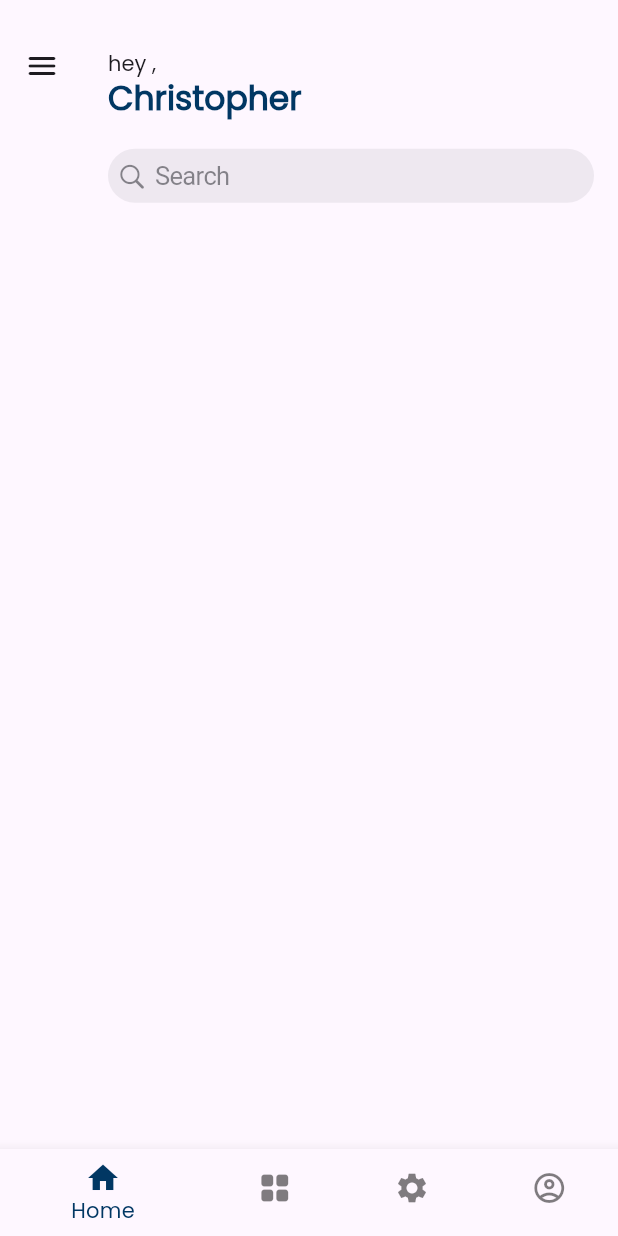
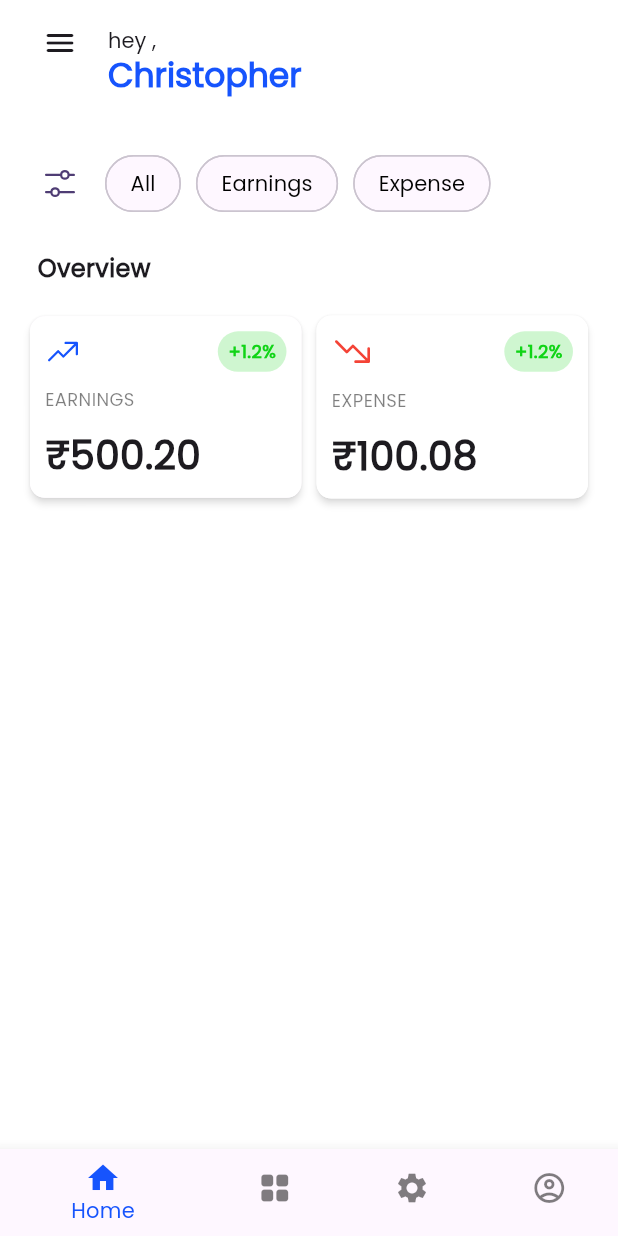
Before and after one commit to RENEEV18/My-Money, a Flutter app: the screen it shows after launch, on a phone screen of 412 x 824 dp. Run offline on Flutter 3.47's test engine with Material 3 defaults, Android fonts, the phone set to English and light mode, and no system bars; our stand-ins replace fluentui_system_icons.

Commit message:
Graph build issues

```diff
--- /dev/null
+++ b/lib/controller/home_controller/home_controller.dart
@@ -0,0 +1,10 @@
+import 'package:flutter/material.dart';
+
+class HomeController extends ChangeNotifier {
+  int selectedOption = -1;
+  List finTypeList = ["All", "Earnings", "Expense"];
+  void onSelectedFn(int isSelect, int index) {
+    selectedOption = isSelect;
+    notifyListeners();
+  }
+}
--- a/lib/main.dart
+++ b/lib/main.dart
@@ -1,5 +1,6 @@
 import 'package:flutter/material.dart';
 import 'package:money_manager_app/controller/bottom_nav_controller/bottom_nav_controller.dart';
+import 'package:money_manager_app/controller/home_controller/home_controller.dart';
 import 'package:money_manager_app/controller/splash_controller/splash_controller.dart';
 import 'package:money_manager_app/view/splash_screen/splash_screen.dart';
 import 'package:provider/provider.dart';
@@ -22,6 +23,9 @@ class MyApp extends StatelessWidget {
         ChangeNotifierProvider(
           create: (context) => BottomNavController(),
         ),
+        ChangeNotifierProvider(
+          create: (context) => HomeController(),
+        ),
       ],
       child: MaterialApp(
         debugShowCheckedModeBanner: false,
--- a/lib/utils/colors/colors.dart
+++ b/lib/utils/colors/colors.dart
@@ -6,5 +6,7 @@ class AppColors {
   static const kPurple = Color.fromARGB(255, 194, 4, 169);
   static const kGreen = Color.fromARGB(255, 16, 212, 22);
   static const kYellow = Color.fromARGB(255, 255, 191, 0);
-  static const kBlue = Color.fromARGB(255, 1, 55, 99);
+  static const kBlue = Color.fromARGB(255, 22, 84, 253);
+  static const kTransparent = Colors.transparent;
+  static const kRed = Colors.red;
 }
--- a/lib/utils/sized_box/size.dart
+++ b/lib/utils/sized_box/size.dart
@@ -23,7 +23,9 @@ class AppSize {
   static const kWidth10 = SizedBox(
     width: 10,
   );
-
+  static const kWidth15 = SizedBox(
+    width: 15,
+  );
   static const kWidth20 = SizedBox(
     width: 20,
   );
--- a/lib/view/home/home.dart
+++ b/lib/view/home/home.dart
@@ -1,10 +1,15 @@
 import 'dart:developer';
-
-import 'package:flutter/cupertino.dart';
+import 'package:fluentui_system_icons/fluentui_system_icons.dart';
 import 'package:flutter/material.dart';
+import 'package:money_manager_app/controller/home_controller/home_controller.dart';
 import 'package:money_manager_app/utils/colors/colors.dart';
 import 'package:money_manager_app/utils/sized_box/size.dart';
+import 'package:money_manager_app/view/home/widget/earnings_widget.dart';
+import 'package:money_manager_app/view/home/widget/expenses_widget.dart';
+import 'package:money_manager_app/view/home/widget/timeline_graph.dart';
+import 'package:money_manager_app/view/widget/chiptext.dart';
 import 'package:money_manager_app/view/widget/text_widget.dart';
+import 'package:provider/provider.dart';
 
 class HomeScreen extends StatelessWidget {
   const HomeScreen({super.key});
@@ -12,11 +17,12 @@ class HomeScreen extends StatelessWidget {
   @override
   Widget build(BuildContext context) {
     return Scaffold(
+      backgroundColor: AppColors.kWhite,
       appBar: AppBar(
-        // backgroundColor: AppColors.kGreen,
-        toolbarHeight: MediaQuery.of(context).size.height * 0.18,
+        backgroundColor: AppColors.kWhite,
+        toolbarHeight: MediaQuery.of(context).size.height * 0.10,
         leading: Padding(
-          padding: const EdgeInsets.only(bottom: 60),
+          padding: const EdgeInsets.only(bottom: 25, left: 20),
           child: IconButton(
             onPressed: () {
               log("menu icon onTap");
@@ -24,25 +30,94 @@ class HomeScreen extends StatelessWidget {
             icon: const Icon(Icons.menu_rounded),
           ),
         ),
-        title: Column(
+        title: const Column(
           crossAxisAlignment: CrossAxisAlignment.start,
           children: [
-            AppSize.kHeight20,
-            const TextWidget(
+            TextWidget(
               name: "hey ,",
               fontSize: 14,
             ),
-            const TextWidget(
+            TextWidget(
               name: "Christopher",
               fontWeight: FontWeight.bold,
               color: AppColors.kBlue,
             ),
-            AppSize.kHeight20,
-            CupertinoSearchTextField(
-              borderRadius: BorderRadius.circular(20),
-            ),
           ],
         ),
+      ),
+      body: Consumer<HomeController>(
+        builder: (context, value, child) {
+          return SingleChildScrollView(
+            child: Padding(
+              padding: const EdgeInsets.symmetric(
+                vertical: 15,
+                horizontal: 20,
+              ),
+              child: Column(
+                crossAxisAlignment: CrossAxisAlignment.start,
+                children: [
+                  Row(
+                    children: [
+                      const CircleAvatar(
+                        backgroundColor: AppColors.kTransparent,
+                        child: Icon(FluentIcons.options_16_regular),
+                      ),
+                      AppSize.kWidth10,
+                      Expanded(
+                        child: SizedBox(
+                          height: 50,
+                          child: ListView.separated(
+                            itemCount: value.finTypeList.length,
+                            shrinkWrap: true,
+                            physics: const NeverScrollableScrollPhysics(),
+                            scrollDirection: Axis.horizontal,
+                            itemBuilder: (context, index) {
+                              return CommonChipWidget(
+                                label: value.finTypeList[index],
+                                selected: value.selectedOption == index,
+                                onSelected: (data) {
+                                  value.onSelectedFn(data ? index : -1, index);
+                                },
+                                labelStyle: TextStyle(
+                                  color: value.selectedOption == index
+                                      ? AppColors.kWhite
+                                      : AppColors.kBlack,
+                                ),
+                              );
+                            },
+                            separatorBuilder: (context, index) {
+                              return AppSize.kWidth10;
+                            },
+                          ),
+                        ),
+                      ),
+                    ],
+                  ),
+                  AppSize.kHeight20,
+                  const Row(
+                    children: [
+                      AppSize.kWidth5,
+                      TextWidget(
+                        name: "Overview",
+                        fontSize: 16,
+                        fontWeight: FontWeight.bold,
+                      ),
+                    ],
+                  ),
+                  AppSize.kHeight20,
+                  const Row(
+                    children: [
+                      EarningsWidget(),
+                      AppSize.kWidth10,
+                      ExpensesWidget(),
+                    ],
+                  ),
+                  AppSize.kHeight20,
+                ],
+              ),
+            ),
+          );
+        },
       ),
     );
   }
--- /dev/null
+++ b/lib/view/home/widget/earnings_widget.dart
@@ -0,0 +1,71 @@
+import 'package:fluentui_system_icons/fluentui_system_icons.dart';
+import 'package:flutter/material.dart';
+import 'package:money_manager_app/utils/colors/colors.dart';
+import 'package:money_manager_app/utils/sized_box/size.dart';
+import 'package:money_manager_app/view/widget/text_widget.dart';
+
+class EarningsWidget extends StatelessWidget {
+  const EarningsWidget({
+    super.key,
+  });
+
+  @override
+  Widget build(BuildContext context) {
+    return Expanded(
+      child: Material(
+        elevation: 2,
+        shadowColor: AppColors.kWhite,
+        shape: RoundedRectangleBorder(
+          borderRadius: BorderRadius.circular(10),
+        ),
+        child: Container(
+          decoration: BoxDecoration(
+              borderRadius: BorderRadius.circular(10), color: AppColors.kWhite),
+          padding: const EdgeInsets.all(10),
+          child: Column(
+            crossAxisAlignment: CrossAxisAlignment.start,
+            children: [
+              Row(
+                mainAxisAlignment: MainAxisAlignment.spaceBetween,
+                children: [
+                  const Icon(
+                    FluentIcons.arrow_trending_12_regular,
+                    color: AppColors.kBlue,
+                  ),
+                  Container(
+                    padding:
+                        const EdgeInsets.symmetric(vertical: 5, horizontal: 7),
+                    decoration: BoxDecoration(
+                      color: const Color.fromARGB(110, 16, 212, 22)
+                          .withOpacity(0.2),
+                      borderRadius: BorderRadius.circular(30),
+                    ),
+                    child: const TextWidget(
+                      name: "+1.2%",
+                      fontSize: 12,
+                      fontWeight: FontWeight.bold,
+                      color: AppColors.kGreen,
+                    ),
+                  ),
+                ],
+              ),
+              AppSize.kHeight10,
+              TextWidget(
+                name: "EARNINGS",
+                fontSize: 12,
+                fontWeight: FontWeight.w500,
+                color: AppColors.kBlack.withOpacity(0.5),
+              ),
+              AppSize.kHeight10,
+              const TextWidget(
+                name: "₹500.20",
+                fontSize: 26,
+                fontWeight: FontWeight.bold,
+              ),
+            ],
+          ),
+        ),
+      ),
+    );
+  }
+}
--- /dev/null
+++ b/lib/view/home/widget/expenses_widget.dart
@@ -0,0 +1,73 @@
+import 'package:fluentui_system_icons/fluentui_system_icons.dart';
+import 'package:flutter/material.dart';
+import 'package:money_manager_app/utils/colors/colors.dart';
+import 'package:money_manager_app/utils/sized_box/size.dart';
+import 'package:money_manager_app/view/widget/text_widget.dart';
+
+class ExpensesWidget extends StatelessWidget {
+  const ExpensesWidget({
+    super.key,
+  });
+
+  @override
+  Widget build(BuildContext context) {
+    return Expanded(
+      child: Material(
+        elevation: 2,
+        shape: RoundedRectangleBorder(borderRadius: BorderRadius.circular(10)),
+        shadowColor: AppColors.kWhite,
+        surfaceTintColor: AppColors.kWhite,
+        color: AppColors.kWhite,
+        child: Container(
+          decoration: BoxDecoration(
+            color: AppColors.kWhite,
+            borderRadius: BorderRadius.circular(10),
+          ),
+          padding: const EdgeInsets.all(10),
+          child: Column(
+            crossAxisAlignment: CrossAxisAlignment.start,
+            children: [
+              Row(
+                mainAxisAlignment: MainAxisAlignment.spaceBetween,
+                children: [
+                  const Icon(
+                    FluentIcons.arrow_trending_down_16_regular,
+                    size: 28,
+                    color: AppColors.kRed,
+                  ),
+                  Container(
+                    padding:
+                        const EdgeInsets.symmetric(vertical: 5, horizontal: 7),
+                    decoration: BoxDecoration(
+                      color: AppColors.kGreen.withOpacity(0.2),
+                      borderRadius: BorderRadius.circular(30),
+                    ),
+                    child: const TextWidget(
+                      name: "+1.2%",
+                      fontSize: 12,
+                      fontWeight: FontWeight.bold,
+                      color: AppColors.kGreen,
+                    ),
+                  ),
+                ],
+              ),
+              AppSize.kHeight10,
+              TextWidget(
+                name: "EXPENSE",
+                fontSize: 12,
+                fontWeight: FontWeight.w500,
+                color: AppColors.kBlack.withOpacity(0.5),
+              ),
+              AppSize.kHeight10,
+              const TextWidget(
+                name: "₹100.08",
+                fontSize: 26,
+                fontWeight: FontWeight.bold,
+              ),
+            ],
+          ),
+        ),
+      ),
+    );
+  }
+}
--- /dev/null
+++ b/lib/view/home/widget/timeline_graph.dart
@@ -0,0 +1,8 @@
+import 'package:flutter/material.dart';
+
+class LineChartSample extends StatelessWidget {
+  @override
+  Widget build(BuildContext context) {
+    return  Container();
+  }
+}
--- /dev/null
+++ b/lib/view/widget/chiptext.dart
@@ -0,0 +1,34 @@
+import 'package:flutter/material.dart';
+import 'package:money_manager_app/utils/colors/colors.dart';
+import 'package:money_manager_app/view/widget/text_widget.dart';
+
+class CommonChipWidget extends StatelessWidget {
+  const CommonChipWidget({
+    super.key,
+    required this.label,
+    this.labelStyle,
+    this.onSelected,
+    required this.selected,
+    this.padding,
+  });
+  final String label;
+  final TextStyle? labelStyle;
+  final Function(bool)? onSelected;
+  final bool selected;
+  final EdgeInsets? padding;
+  @override
+  Widget build(BuildContext context) {
+    return ChoiceChip(
+      padding: padding,
+      autofocus: true,
+      label: TextWidget(name: label),
+      onSelected: onSelected,
+      selected: selected,
+      selectedColor: AppColors.kBlue,
+      disabledColor: AppColors.kWhite,
+      labelStyle: labelStyle,
+      shape: const StadiumBorder(),
+      showCheckmark: false,
+    );
+  }
+}
--- a/pubspec.yaml
+++ b/pubspec.yaml
@@ -36,6 +36,7 @@ dependencies:
   # Use with the CupertinoIcons class for iOS style icons.
   cupertino_icons: ^1.0.2
   provider: ^6.1.1
+  fluentui_system_icons: ^1.1.223
 
 dev_dependencies:
   flutter_test:
```
Also changed, not shown: pubspec.lock.
